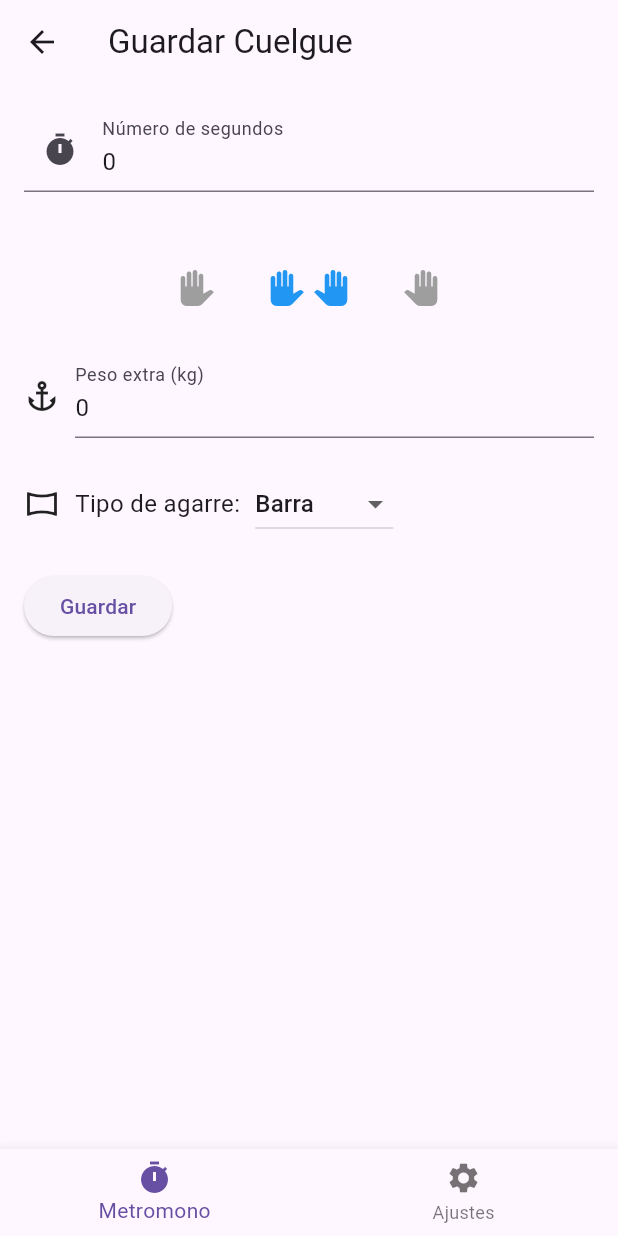
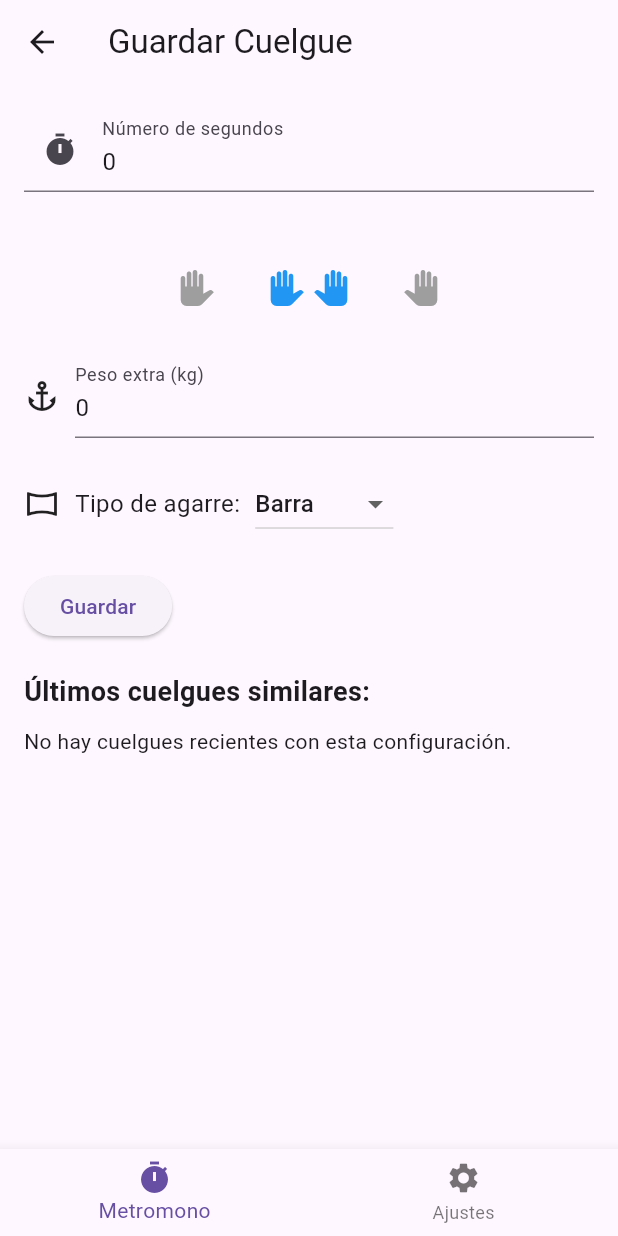
Before and after one commit to AlvaroFerGar/monkimeter, a Flutter app: the screen it shows after launch, after a tap on "Guardar Cuelgue", on a phone screen of 412 x 824 dp. Run offline on Flutter 3.47's test engine with Material 3 defaults, Android fonts, the phone set to English and light mode, and no system bars; our stand-ins replace audioplayers, flutter_tts, shared_preferences, sqflite; accounts and stored records are empty.

Commit message:
Primera aproximación a que se muestre el histórico de datos

```diff
--- a/lib/database_helper.dart
+++ b/lib/database_helper.dart
@@ -44,4 +44,20 @@ import 'package:path/path.dart';
        Database db = await instance.database;
        return await db.query('cuelgues', orderBy: 'fecha DESC, hora DESC');
      }
+
+      Future<List<Map<String, dynamic>>> getRecentMatchingCuelgues({
+      required String mano,
+      required int pesoExtra,
+      required String tipoAgarre,
+      int limit = 5
+    }) async {
+      Database db = await instance.database;
+      return await db.query(
+        'cuelgues',
+        where: 'mano = ? AND pesoExtra = ? AND tipoAgarre = ?',
+        whereArgs: [mano, pesoExtra, tipoAgarre],
+        orderBy: 'fecha DESC, hora DESC',
+        limit: limit,
+      );
+    }
    }
--- a/lib/save_page.dart
+++ b/lib/save_page.dart
@@ -12,6 +12,29 @@ class _GuardarCuelguePageState extends State<GuardarCuelguePage> {
   final TextEditingController _weightController = TextEditingController(text: '0');
   int _selectedHandIndex = 1;
   String _selectedGrip = 'Barra';
+  List<Map<String, dynamic>> _recentCuelgues = [];
+
+  @override
+  void initState() {
+    super.initState();
+    _loadRecentCuelgues();
+  }
+
+  Future<void> _loadRecentCuelgues() async {
+    String mano = _selectedHandIndex == 0 ? 'Izquierda' : (_selectedHandIndex == 1 ? 'Ambas' : 'Derecha');
+    int pesoExtra = int.tryParse(_weightController.text) ?? 0;
+
+    List<Map<String, dynamic>> cuelgues = await DatabaseHelper.instance.getRecentMatchingCuelgues(
+      mano: mano,
+      pesoExtra: pesoExtra,
+      tipoAgarre: _selectedGrip,
+      limit: 3
+    );
+
+    setState(() {
+      _recentCuelgues = cuelgues;
+    });
+  }
 
   @override
   Widget build(BuildContext context) {
@@ -64,8 +87,9 @@ class _GuardarCuelguePageState extends State<GuardarCuelguePage> {
                           ]
                   ),
                   onPressed: () {
+                    //await _loadRecentCuelgues();
                     setState(() {
-                      _selectedHandIndex = 1;
+                    _selectedHandIndex = 1;
                     });
                   },
                   color: _selectedHandIndex == 1 ? Colors.blue : Colors.grey,
@@ -132,6 +156,10 @@ class _GuardarCuelguePageState extends State<GuardarCuelguePage> {
               },
               child: Text('Guardar'),
             ),
+            SizedBox(height: 20),
+            Text('Últimos cuelgues similares:', style: TextStyle(fontSize: 18, fontWeight: FontWeight.bold)),
+            SizedBox(height: 10),
+            _buildRecentCuelguesList(),
           ],
         ),
       ),
@@ -157,8 +185,28 @@ class _GuardarCuelguePageState extends State<GuardarCuelguePage> {
     );
   }
 
+  Widget _buildRecentCuelguesList() {
+      if (_recentCuelgues.isEmpty) {
+        return Text('No hay cuelgues recientes con esta configuración.');
+      }
+
+      return Column(
+        children: _recentCuelgues.map((cuelgue) {
+          return ListTile(
+            title: Text('${cuelgue['segundos']} s - ${cuelgue['fecha']} ${cuelgue['hora']}'),
+            //subtitle: Text('Peso extra: ${cuelgue['pesoExtra']} kg'),
+          );
+        }).toList(),
+      );
+    }
+
   Future<void> _guardarDatos() async {
     int segundos = int.tryParse(_secondsController.text) ?? 0;
+    if(segundos<=0)
+    {
+      ScaffoldMessenger.of(context).showSnackBar(SnackBar(content: Text('Error al guardar el cuelgue')));
+      return;
+    }
     int pesoExtra = int.tryParse(_weightController.text) ?? 0;
     String mano = _selectedHandIndex == 0 ? 'Izquierda' : (_selectedHandIndex == 1 ? 'Ambas' : 'Derecha');
     DateTime now = DateTime.now();
@@ -199,5 +247,6 @@ class _GuardarCuelguePageState extends State<GuardarCuelguePage> {
     }
       print('===========');
 
+    await _loadRecentCuelgues();
   }
 }
```
